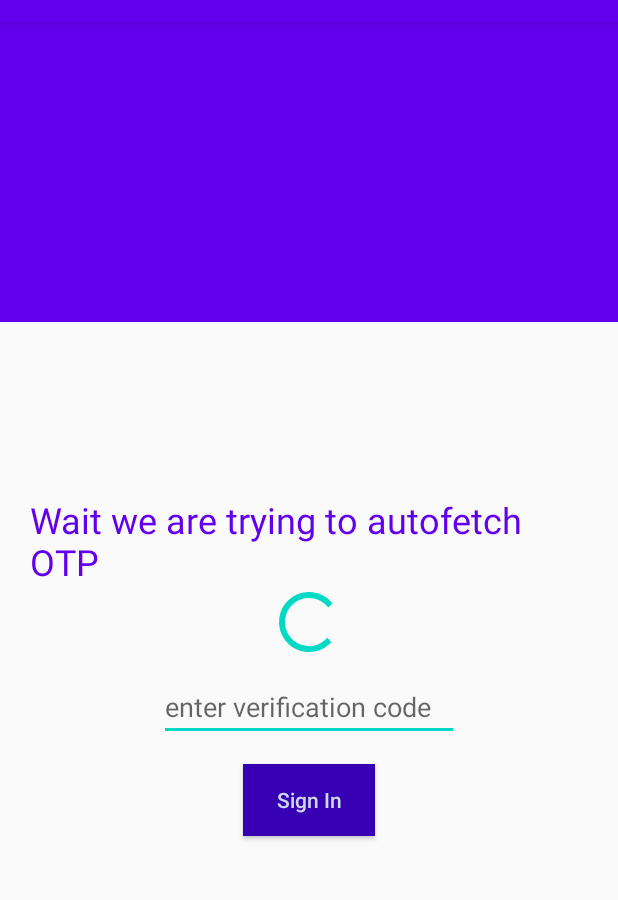
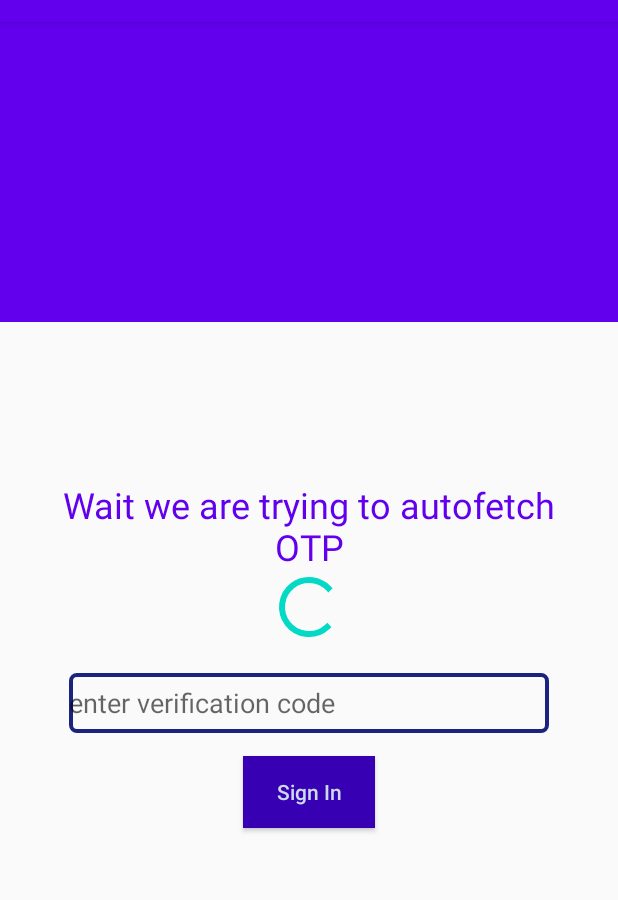
Before and after one commit to skothari07/AS124_while_True, an Android app: the VerificationActivity screen opened directly, with no data from a screen before it, on a phone screen of 412 x 824 dp, the part 62-962 px from its top. Run offline under Robolectric (Android 15) with nearby library versions, the phone set to English and light mode, and no system bars; our stand-ins replace Firebase (no records; nobody signed in at launch, a user with empty details on screens opened directly).

Commit message:
Improved UI

```diff
--- a/Poshan Android/Poshan/app/src/main/java/com/example/poshan/MainActivity.java
+++ b/Poshan Android/Poshan/app/src/main/java/com/example/poshan/MainActivity.java
@@ -88,7 +88,7 @@ public class MainActivity extends AppCompatActivity {
 
                     finish();
 
-                    Intent intent = new Intent(MainActivity.this, Menuscreen.class);
+                    Intent intent = new Intent(MainActivity.this, VerificationActivity.class);
 
                     intent.putExtra("mobile",email);
 
--- a/Poshan Android/Poshan/app/src/main/res/layout/activity_verification.xml
+++ b/Poshan Android/Poshan/app/src/main/res/layout/activity_verification.xml
@@ -43,7 +43,8 @@
             android:layout_width="wrap_content"
             android:layout_height="wrap_content"
             android:layout_centerHorizontal="true"
-            android:layout_marginTop="25dp"
+            android:layout_marginTop="15dp"
+            android:gravity="center"
             android:text="Wait we are trying to autofetch OTP"
             android:textAppearance="@style/Base.TextAppearance.AppCompat.Headline"
             android:textColor="@color/colorPrimary" />
@@ -57,13 +58,15 @@
 
         <EditText
             android:id="@+id/editTextCode"
-            android:layout_width="200dp"
-            android:layout_height="wrap_content"
+            android:layout_width="wrap_content"
+            android:layout_height="40dp"
             android:layout_below="@id/progressbar"
             android:layout_centerHorizontal="true"
-            android:layout_marginTop="10dp"
+            android:layout_marginTop="20dp"
+            android:background="@drawable/textboxborder"
             android:digits="0123456789"
-            android:drawablePadding="10dp"
+            android:ems="15"
+            android:drawablePadding="15dp"
             android:hint="enter verification code"
             android:inputType="phone"
             android:maxLength="10" />
```
Also changed, not shown: Poshan Android/Poshan/app/src/main/java/com/example/poshan/Menuscreen.java (+3 -6 lines), Poshan Android/Poshan/app/src/main/res/drawable/faq.png (added), Poshan Android/Poshan/app/src/main/res/drawable/help.png (added), Poshan Android/Poshan/app/src/main/res/drawable/notification.png (added), Poshan Android/Poshan/app/src/main/res/drawable/profile.png (added), Poshan Android/Poshan/app/src/main/res/drawable/profileold.jpg (renamed from Poshan Android/Poshan/app/src/main/res/drawable/profile.jpg).
